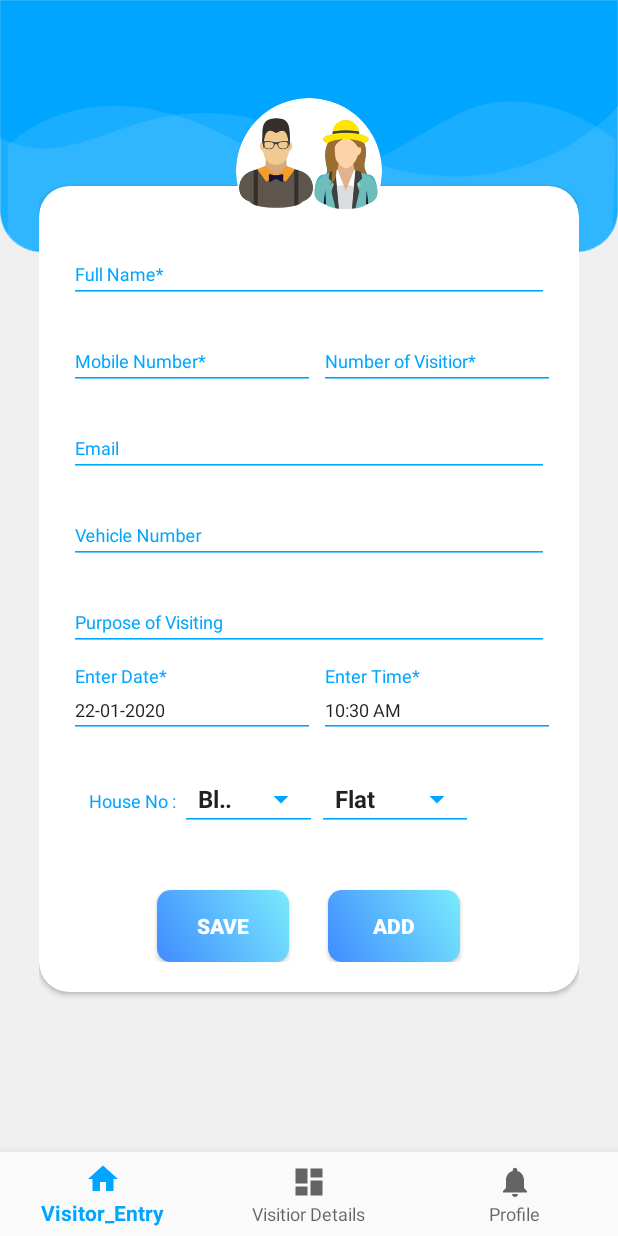
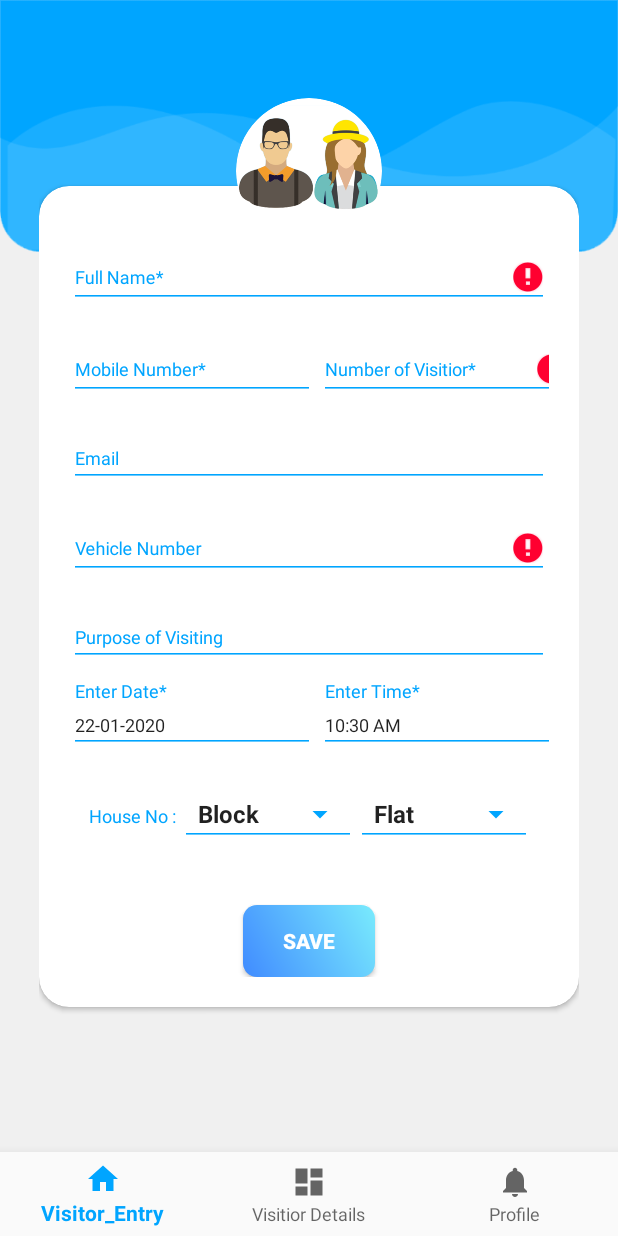
Before and after one commit to priyanshudesai/GateKeeper-SBS, an Android app: the VisiEntryFragment screen opened directly, with no data from a screen before it, after a tap on "SAVE", on a phone screen of 412 x 824 dp. Run offline under Robolectric (Android 15) with nearby library versions, the phone set to English and light mode, and no system bars; our stand-ins replace CircleImageView, navigation-ui, sdp/ssp sizes.

```diff
--- a/app/src/main/java/com/example/priyanshu1/apiinterface/Api.java
+++ b/app/src/main/java/com/example/priyanshu1/apiinterface/Api.java
@@ -30,4 +30,22 @@ public interface Api {
             @Field("mobno") String mobno,
             @Field("password") String password
     );
+
+
+    @FormUrlEncoded
+    @POST("GatekeeperVisiEntry.php")
+    Call<CommanResponse> gatekvisientry(
+
+            @Field("gatekvisientry") String gatekvisientry,
+            @Field("fullname") String fullname,
+            @Field("numofvisi") String numofvisi,
+            @Field("vno") String vno,
+            @Field("mobno") String mobno,
+            @Field("email") String email,
+            @Field("houseno") String houseno,
+            @Field("purposeofvisi") String purposeofvisi,
+            @Field("date") String date,
+            @Field("time") String time
+
+    );
 }
--- a/app/src/main/java/com/example/priyanshu1/ui/visi_entry/VisiEntryFragment.java
+++ b/app/src/main/java/com/example/priyanshu1/ui/visi_entry/VisiEntryFragment.java
@@ -21,15 +21,23 @@ import androidx.lifecycle.Observer;
 import androidx.lifecycle.ViewModelProviders;
 
 import com.example.priyanshu1.R;
+import com.example.priyanshu1.apiinterface.Api;
+import com.example.priyanshu1.apiinterface.ApiClient;
+import com.example.priyanshu1.apiinterface.CommanResponse;
+import com.example.priyanshu1.registration.password;
 
 import java.text.SimpleDateFormat;
 import java.util.Calendar;
 import java.util.Date;
 import java.util.Locale;
 
+import retrofit2.Call;
+import retrofit2.Callback;
+import retrofit2.Response;
+
 public class VisiEntryFragment extends Fragment {
 
-    EditText e,e1;
+    EditText e,e1,fname,mobno,nov,email,vno,pv;
     boolean v=true;
     Spinner s,s1;
     private VisiEntryViewModel visiEntryViewModel;
@@ -41,6 +49,12 @@ public class VisiEntryFragment extends Fragment {
         View root = inflater.inflate(R.layout.fragment_visitor_entry, container, false);
         e=(EditText) root.findViewById(R.id.entertimevisi_entry);
         e1=(EditText) root.findViewById(R.id.enterdatevisi_entry);
+        fname=(EditText) root.findViewById(R.id.entery_fname);
+        mobno=(EditText) root.findViewById(R.id.entery_mobno);
+        nov=(EditText) root.findViewById(R.id.entery_nov);
+        email=(EditText) root.findViewById(R.id.entery_email);
+        vno=(EditText) root.findViewById(R.id.entery_vno);
+        pv=(EditText) root.findViewById(R.id.entery_purvisiting);
 
         s=(Spinner) root.findViewById(R.id.spinner_blk_no);
         s1=(Spinner) root.findViewById(R.id.spinner_flt_no);
@@ -138,17 +152,84 @@ public class VisiEntryFragment extends Fragment {
             @Override
             public void onClick(View view) {
 
+
+                String s7 = fname.getText().toString();
+                String s2 = nov.getText().toString();
+                String s6 = vno.getText().toString();
+                String s3 = mobno.getText().toString();
+                String s4 = email.getText().toString();
+                String s5 = pv.getText().toString();
+                String s8,s9=e1.getText().toString(),s10=e.getText().toString();
+
+                String emailPattern = "[a-zA-Z0-9._-]+@[a-z]+\\.+[a-z]+";
+                String MobilePattern = "[0-9]{10}";
                 v=true;
+
+                if (s7.isEmpty()) {
+                    fname.setError("Enter Full Name");
+                    v = false;
+                }
+                if (s2.isEmpty()) {
+                    nov.setError("Enter No of Visitors");
+                    v = false;
+                }
+                if (s3.isEmpty() || !s3.matches(MobilePattern)) {
+
+                    mobno.setError("Enter Mobile Number");
+                    v = false;
+                }
+                if(!s4.isEmpty()) {
+                    if (!s4.matches(emailPattern)) {
+                        email.setError("Enter Email");
+                        v = false;
+                    }
+                }
+
+                if (s6.isEmpty()) {
+                    vno.setError("Enter Vehicle no");
+                    v = false;
+                }
+
                 if(s.getSelectedItemId()==0){
                     Toast.makeText(getContext(), "Select Block no", Toast.LENGTH_SHORT).show();
                     v=false;
                 }
-                else if(s1.getSelectedItemId()==0){
+                if(s1.getSelectedItemId()==0){
                     Toast.makeText(getContext(), "Select Flat no", Toast.LENGTH_SHORT).show();
                     v=false;
                 }
-                else if(v==true){
-                    Toast.makeText(getContext(), "Visitor Entered", Toast.LENGTH_SHORT).show();
+                s8=s.getSelectedItem()+"-"+s1.getSelectedItem();
+                if(v==true){
+
+
+
+                    Api api= ApiClient.getClient().create(Api.class);
+                    Call<CommanResponse> call=api.gatekvisientry("gatekvisientry",s7
+                            ,s2,s6,s3,s4,s8,s5,s9,s10);
+                    call.enqueue(new Callback<CommanResponse>() {
+                        @Override
+                        public void onResponse(Call<CommanResponse> call, Response<CommanResponse> response) {
+                            if (response.body().getSuccess()==200) {
+
+                                Toast.makeText(getContext(), response.body().getMessage()+"", Toast.LENGTH_SHORT).show();
+                            }
+                            else
+                            {
+                                Toast.makeText(getContext(), response.body().getMessage()+"", Toast.LENGTH_SHORT).show();
+                            }
+
+                        }
+
+                        @Override
+                        public void onFailure(Call<CommanResponse> call, Throwable t) {
+                            Toast.makeText(getContext(), t.getLocalizedMessage()+"", Toast.LENGTH_SHORT).show();
+                        }
+                    });
+
+
+
+
+
                 }
             }
         });
--- a/app/src/main/res/layout/gatekeeper_form.xml
+++ b/app/src/main/res/layout/gatekeeper_form.xml
@@ -21,6 +21,7 @@
                 style="@style/parent"
                 android:layout_marginTop="@dimen/signup_text_margin_top">
                 <EditText
+                    android:id="@+id/entery_fname"
                     style="@style/modifiedEditText"
                     android:inputType="textPersonName"
                     android:maxLines="1"
@@ -39,7 +40,7 @@
                    >
 
                     <EditText
-                        android:id="@+id/firstname"
+                        android:id="@+id/entery_mobno"
                         style="@style/modifiedEditText"
                         android:layout_width="@dimen/_145sdp"
                         android:hint="Mobile Number*"
@@ -55,11 +56,12 @@
 
 
                     <EditText
-                        android:id="@+id/f"
+                        android:id="@+id/entery_nov"
                         android:layout_width="@dimen/_130sdp"
                         style="@style/modifiedEditText"
                         android:inputType="numberDecimal"
                         android:maxLines="1"
+                        android:maxLength="3"
                         android:layout_marginLeft="@dimen/_5sdp"
                         android:hint="Number of Visitior*"/>
 
@@ -78,7 +80,7 @@
                     android:layout_marginTop="@dimen/signup_text_margin_top">
 
                     <EditText
-
+                        android:id="@+id/entery_email"
                         android:layout_width="match_parent"
                         style="@style/modifiedEditText"
                         android:inputType="textEmailAddress"
@@ -95,6 +97,7 @@
                 style="@style/parent"
                 android:layout_marginTop="@dimen/signup_text_margin_top">
                 <EditText
+                    android:id="@+id/entery_vno"
                     style="@style/modifiedEditText"
                     android:inputType="text"
                     android:maxLines="1"
@@ -108,6 +111,7 @@
                     style="@style/modifiedEditText"
                     android:inputType="text"
                     android:maxLines="1"
+                    android:id="@+id/entery_purvisiting"
                     android:hint="Purpose of Visiting"/>
             </com.google.android.material.textfield.TextInputLayout>
 
@@ -178,7 +182,7 @@
                     />
             <Spinner
                 android:id="@+id/spinner_blk_no"
-                android:layout_width="@dimen/_70sdp"
+                android:layout_width="@dimen/_90sdp"
                 android:layout_height="wrap_content"
                 style="@style/Widget.AppCompat.Spinner.Underlined"
                 android:entries="@array/House_spinner"
@@ -186,7 +190,7 @@
                 />
             <Spinner
                 android:id="@+id/spinner_flt_no"
-                android:layout_width="@dimen/_80sdp"
+                android:layout_width="@dimen/_90sdp"
                 android:layout_height="wrap_content"
                 style="@style/Widget.AppCompat.Spinner.Underlined"
                 android:entries="@array/House_Number_spinner"
@@ -204,12 +208,7 @@
                 android:text="Save"
                 android:layout_marginTop="@dimen/_10sdp"
                 />
-            <Button
-                style="@style/loginButton"
-android:layout_marginLeft="@dimen/_20sdp"
-                android:text="Add"
-                android:layout_marginTop="@dimen/_10sdp"
-                />
+
 
             </LinearLayout>
         </LinearLayout>
```
